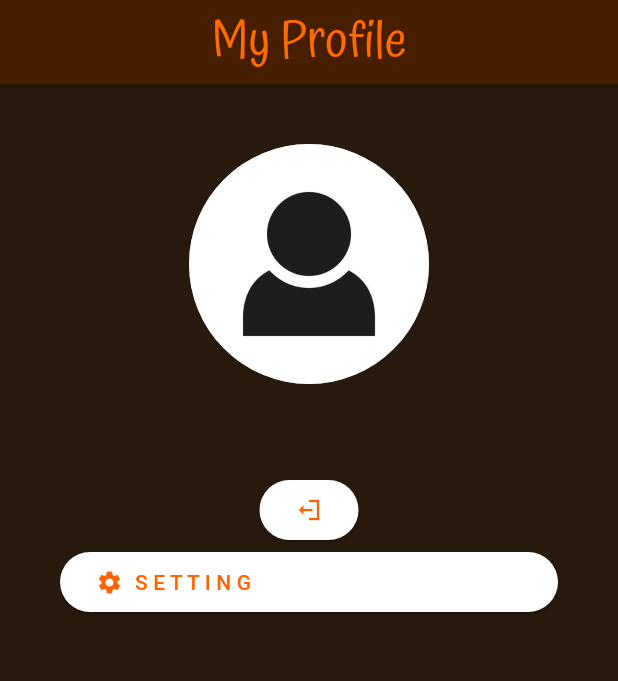
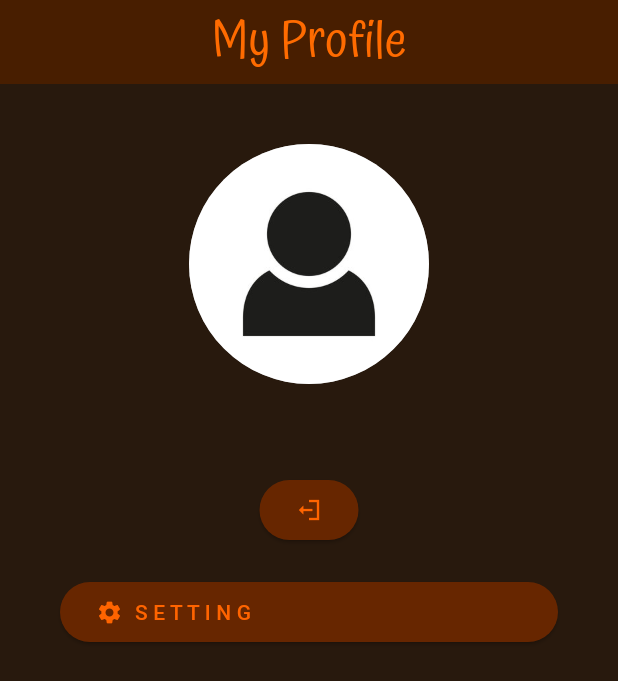
Before and after one commit to Ritticon/chatmusicapp, a Flutter app: the MyProfile screen opened by its route, on a phone screen of 412 x 824 dp. Shown: the top 681 px of the screen. Run offline on Flutter 3.47's test engine with Material 3 defaults, Android fonts, the phone set to English and light mode, and no system bars; our stand-ins replace audioplayers, cloud_firestore, firebase_auth, firebase_core, firebase_storage, form_field_validator and 4 more; missing offline and left inert: dart:ffi, rolling_bottom_bar; accounts and stored records are empty.

Commit message:
Fix name song and color profile page

```diff
--- a/lib/models/playlist_provider.dart
+++ b/lib/models/playlist_provider.dart
@@ -24,7 +24,6 @@ class PlaylistProvider extends ChangeNotifier {
     listenToDuration();
     // fetchMusic();
   }
-
 
   final List<Song> _playlist = [
     // song 1
@@ -92,14 +91,14 @@ class PlaylistProvider extends ChangeNotifier {
         isFavorite: false),
 
     Song(
-        songName: "StayAroundMe",
+        songName: "Run it Up",
         artistName: "LiL Hustle HFML",
         albumArtImagePath: "assets/image/runitup.png",
         audioPath: "audio/runitup.mp3",
         isFavorite: false),
 
     Song(
-        songName: "Run it Up",
+        songName: "StayAroundMe",
         artistName: "mind",
         albumArtImagePath: "assets/image/StayAroundMe.png",
         audioPath: "audio/StayAroundMe.mp3",
@@ -172,8 +171,9 @@ class PlaylistProvider extends ChangeNotifier {
     // เพื่อบอกว่าข้อมูลได้มีการเปลี่ยนแปลงแล้ว
     notifyListeners();
   }
+
   bool _isPlayings = false;
-    void plays() async {
+  void plays() async {
     final String path = _playlist[_currentSongStream!].audioPath;
     await _audioPlayer.stop();
     await _audioPlayer.play(AssetSource(path));
@@ -181,6 +181,7 @@ class PlaylistProvider extends ChangeNotifier {
     // เพื่อบอกว่าข้อมูลได้มีการเปลี่ยนแปลงแล้ว
     notifyListeners();
   }
+
   // void switchs() {
   //   _isPlaying = !_isPlaying ;
   // }
@@ -198,7 +199,7 @@ class PlaylistProvider extends ChangeNotifier {
     notifyListeners();
   }
 
-    // pause current song
+  // pause current song
   void pauses() async {
     await _audioPlayer.pause();
     _isPlayings = false;
@@ -212,8 +213,9 @@ class PlaylistProvider extends ChangeNotifier {
 
     notifyListeners();
   }
- void pausesOrResumes() async {
-    if ( _isPlayings) {
+
+  void pausesOrResumes() async {
+    if (_isPlayings) {
       pauses();
     } else {
       resumes();
@@ -311,6 +313,7 @@ class PlaylistProvider extends ChangeNotifier {
     _isMuted = value;
     notifyListeners();
   }
+
   void toggleMute() {
     isMuted = !isMuted; // Toggle the value of isMuted
     if (_audioPlayer != null) {
@@ -340,7 +343,7 @@ class PlaylistProvider extends ChangeNotifier {
     notifyListeners();
   }
 
-    set currentSongStream(int? newindex) {
+  set currentSongStream(int? newindex) {
     _currentSongStream = newindex;
     if (newindex != null) {
       plays();
--- a/lib/page/profile.dart
+++ b/lib/page/profile.dart
@@ -87,43 +87,40 @@ class _MyProfileState extends State<MyProfile> {
                 ElevatedButton(
                   onPressed: () {
                     auth.signOut().then((value) {
-                      //  StreamingPage();
-
-                      // Home();
                       GoRouter.of(context).push('/');
-                      //  Navigator.pushNamed(context, '/streaming');
-                      // Navigator.pushNamedAndRemoveUntil(context, '/streaming', (route) => false);
                     });
                   },
+                  style: ButtonStyle(
+                    backgroundColor: MaterialStateProperty.all<Color>(
+                        const Color.fromARGB(255, 103, 38, 0)),
+                    foregroundColor: MaterialStateProperty.all<Color>(
+                        Color.fromARGB(255, 255, 100, 0)),
+                  ),
                   child: Transform.rotate(
                     angle: 3.14,
-                    child: Icon(
-                      Icons.logout_sharp,
-                      color: Color.fromARGB(255, 255, 100, 0),
-                    ),
+                    child: Icon(Icons.logout_sharp),
                   ),
                 ),
+                SizedBox(height: 20),
                 ElevatedButton(
                   onPressed: () {
                     GoRouter.of(context).pushReplacement('/setting');
                   },
                   style: ButtonStyle(
                     backgroundColor: MaterialStateProperty.all<Color>(
-                        Color.fromARGB(255, 255, 255, 255)), // เปลี่ยนสีเป็นสีที่คุณต้องการ
+                        Color.fromARGB(255, 103, 38, 0)),
                   ),
                   child: Row(
                     children: [
                       Icon(
                         Icons.settings,
-                        color: Color.fromARGB(255, 255, 100,
-                            0), // เปลี่ยนสีของฟันเฟืองเป็นสีที่คุณต้องการ
+                        color: Color.fromARGB(255, 255, 100, 0),
                       ),
                       SizedBox(width: 8),
                       Text(
                         "S E T T I N G",
                         style: TextStyle(
-                          color: Color.fromARGB(255, 255, 100,
-                              0), // เปลี่ยนสีข้อความเป็นสีที่คุณต้องการ
+                          color: Color.fromARGB(255, 255, 100, 0),
                         ),
                       ),
                     ],
```
